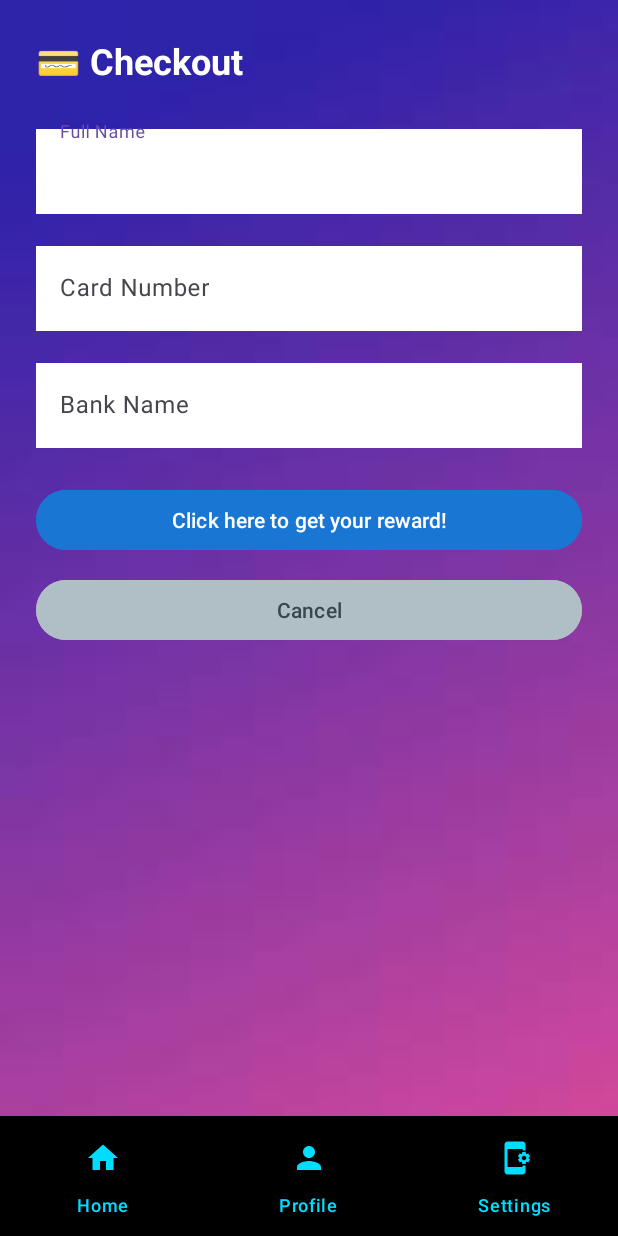
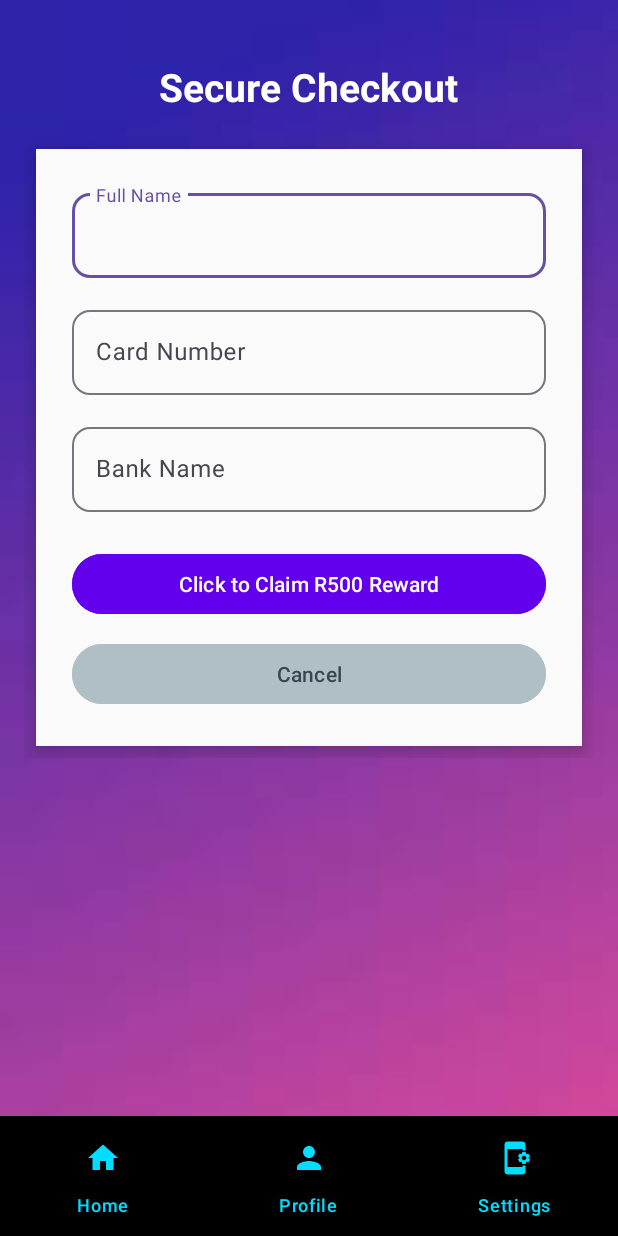
Before and after one commit to DiancaJadeNaidu/BudgetTrackerApp, an Android app: the PayfastCheckoutActivity screen opened directly, with no data from a screen before it, on a phone screen of 412 x 824 dp. Run offline under Robolectric (Android 15) with nearby library versions, the phone set to English and light mode, and no system bars.

Commit message:
Fixing Layout

```diff
--- a/app/src/main/java/com/dianca/budgettrackerapp/HomeFragment.kt
+++ b/app/src/main/java/com/dianca/budgettrackerapp/HomeFragment.kt
@@ -39,10 +39,7 @@ class HomeFragment : Fragment() {
             binding.tvWelcome.text = "Welcome, ${username.capitalize()}!"
         }
 
-        //navigate to settings
-        binding.imgProfile.setOnClickListener {
-            startActivity(Intent(activity, SettingsActivity::class.java))
-        }
+
 
         //navigate to add category activity
         binding.imgCategories.setOnClickListener {
--- a/app/src/main/java/com/dianca/budgettrackerapp/MemoryGameActivity.kt
+++ b/app/src/main/java/com/dianca/budgettrackerapp/MemoryGameActivity.kt
@@ -14,7 +14,7 @@ class MemoryGameActivity : BaseActivity() {
 
     private lateinit var gridLayout: GridLayout
     private val cardImages = listOf(
-        R.drawable.dollar, R.drawable.ic_wallet, R.drawable.ic_piggy_bank,
+        R.drawable.ic_cash, R.drawable.ic_wallet, R.drawable.ic_piggy_bank,
         R.drawable.ic_chart, R.drawable.ic_bank, R.drawable.ic_credit_card
     )
 
--- a/app/src/main/java/com/dianca/budgettrackerapp/RewardActivity.kt
+++ b/app/src/main/java/com/dianca/budgettrackerapp/RewardActivity.kt
@@ -35,10 +35,12 @@ class RewardActivity : BaseActivity() {
         binding.checkoutButton.setOnClickListener {
             val balance = DailyRewardManager.getBalance(this)
             if (balance > 0) {
+                DailyRewardManager.resetBalance(this) // Reset after checkout
                 startActivity(Intent(this, PayfastCheckoutActivity::class.java))
             } else {
                 Toast.makeText(this, "❌ No rewards to checkout. Please claim first.", Toast.LENGTH_SHORT).show()
             }
+            updateRewardMessage()
         }
 
         binding.backButton.setOnClickListener {
--- /dev/null
+++ b/app/src/main/res/drawable/ic_cash.xml
@@ -0,0 +1,5 @@
+<vector xmlns:android="http://schemas.android.com/apk/res/android" android:height="24dp" android:tint="#000000" android:viewportHeight="24" android:viewportWidth="24" android:width="24dp">
+
+    <path android:fillColor="@android:color/white" android:pathData="M11.8,10.9c-2.27,-0.59 -3,-1.2 -3,-2.15 0,-1.09 1.01,-1.85 2.7,-1.85 1.78,0 2.44,0.85 2.5,2.1h2.21c-0.07,-1.72 -1.12,-3.3 -3.21,-3.81V3h-3v2.16c-1.94,0.42 -3.5,1.68 -3.5,3.61 0,2.31 1.91,3.46 4.7,4.13 2.5,0.6 3,1.48 3,2.41 0,0.69 -0.49,1.79 -2.7,1.79 -2.06,0 -2.87,-0.92 -2.98,-2.1h-2.2c0.12,2.19 1.76,3.42 3.68,3.83V21h3v-2.15c1.95,-0.37 3.5,-1.5 3.5,-3.55 0,-2.84 -2.43,-3.81 -4.7,-4.4z"/>
+
+</vector>
--- a/app/src/main/res/layout/activity_payfast_checkout.xml
+++ b/app/src/main/res/layout/activity_payfast_checkout.xml
@@ -7,92 +7,133 @@
 
     <!-- Scrollable content -->
     <ScrollView
-        android:id="@+id/scrollView"
         android:layout_width="match_parent"
         android:layout_height="match_parent"
-        android:layout_above="@id/bottomNav">
+        android:layout_above="@id/bottomNav"
+        android:padding="16dp">
 
         <LinearLayout
             android:layout_width="match_parent"
             android:layout_height="wrap_content"
-            android:padding="24dp"
-            android:orientation="vertical">
+            android:orientation="vertical"
+            android:gravity="center"
+            android:paddingBottom="32dp">
 
+            <!-- Header -->
             <TextView
-                android:text="💳 Checkout"
-                android:textSize="24sp"
+                android:text="Secure Checkout"
+                android:textSize="26sp"
                 android:textStyle="bold"
                 android:textColor="@color/white"
-                android:layout_marginBottom="24dp"
+                android:layout_marginTop="24dp"
+                android:layout_marginBottom="16dp"
+                android:gravity="center"
                 android:layout_width="wrap_content"
                 android:layout_height="wrap_content" />
 
+            <!-- Card container -->
+            <LinearLayout
+                android:layout_width="match_parent"
+                android:layout_height="wrap_content"
+                android:orientation="vertical"
+                android:background="@android:color/white"
+                android:elevation="8dp"
+                android:padding="24dp"
+                android:layout_margin="8dp"
+                android:layout_marginBottom="24dp"
+                android:backgroundTint="#FAFAFA"
+                android:layout_gravity="center"
+                android:clipToPadding="false"
+                android:clipChildren="false"
+                android:layout_marginTop="8dp"
+                android:layout_marginHorizontal="16dp"
+                android:layout_centerHorizontal="true"
+                android:layout_alignParentTop="true">
+
+                <!-- Name -->
                 <com.google.android.material.textfield.TextInputLayout
                     android:layout_width="match_parent"
                     android:layout_height="wrap_content"
-                android:layout_marginBottom="16dp"
-                android:hint="Full Name">
+                    android:hint="Full Name"
+                    app:boxBackgroundMode="outline"
+                    app:boxCornerRadiusTopStart="12dp"
+                    app:boxCornerRadiusTopEnd="12dp"
+                    app:boxCornerRadiusBottomStart="12dp"
+                    app:boxCornerRadiusBottomEnd="12dp">
 
                     <com.google.android.material.textfield.TextInputEditText
                         android:id="@+id/nameInput"
                         android:layout_width="match_parent"
                         android:layout_height="wrap_content"
-                    android:background="#FFFFFF"
                         android:textColor="@color/black" />
                 </com.google.android.material.textfield.TextInputLayout>
 
+                <!-- Card Number -->
                 <com.google.android.material.textfield.TextInputLayout
                     android:layout_width="match_parent"
                     android:layout_height="wrap_content"
-                android:layout_marginBottom="16dp"
-                android:hint="Card Number">
+                    android:hint="Card Number"
+                    android:layout_marginTop="16dp"
+                    app:boxBackgroundMode="outline"
+                    app:boxCornerRadiusTopStart="12dp"
+                    app:boxCornerRadiusTopEnd="12dp"
+                    app:boxCornerRadiusBottomStart="12dp"
+                    app:boxCornerRadiusBottomEnd="12dp">
 
                     <com.google.android.material.textfield.TextInputEditText
                         android:id="@+id/cardInput"
                         android:layout_width="match_parent"
                         android:layout_height="wrap_content"
-                    android:background="#FFFFFF"
                         android:inputType="number"
                         android:textColor="@color/black" />
                 </com.google.android.material.textfield.TextInputLayout>
 
+                <!-- Bank Name -->
                 <com.google.android.material.textfield.TextInputLayout
                     android:layout_width="match_parent"
                     android:layout_height="wrap_content"
-                android:layout_marginBottom="24dp"
-                android:hint="Bank Name">
+                    android:hint="Bank Name"
+                    android:layout_marginTop="16dp"
+                    app:boxBackgroundMode="outline"
+                    app:boxCornerRadiusTopStart="12dp"
+                    app:boxCornerRadiusTopEnd="12dp"
+                    app:boxCornerRadiusBottomStart="12dp"
+                    app:boxCornerRadiusBottomEnd="12dp">
 
                     <com.google.android.material.textfield.TextInputEditText
                         android:id="@+id/bankInput"
                         android:layout_width="match_parent"
                         android:layout_height="wrap_content"
-                    android:background="#FFFFFF"
-                    android:textColor="@color/white" />
+                        android:textColor="@color/black" />
                 </com.google.android.material.textfield.TextInputLayout>
 
+                <!-- Pay Button -->
                 <Button
                     android:id="@+id/payButton"
-                android:text="Click here to get your reward!"
+                    android:text="Click to Claim R500 Reward"
                     android:textAllCaps="false"
-                android:backgroundTint="#1976D2"
+                    android:layout_marginTop="24dp"
+                    android:backgroundTint="@color/colorPrimary"
                     android:textColor="@android:color/white"
                     android:layout_width="match_parent"
                     android:layout_height="wrap_content"
-                android:layout_marginBottom="12dp"/>
+                    android:drawablePadding="10dp" />
 
+                <!-- Cancel Button -->
                 <Button
                     android:id="@+id/cancelButton"
                     android:text="Cancel"
                     android:textAllCaps="false"
                     android:backgroundTint="#B0BEC5"
                     android:textColor="#37474F"
+                    android:layout_marginTop="12dp"
                     android:layout_width="match_parent"
                     android:layout_height="wrap_content" />
-
+            </LinearLayout>
         </LinearLayout>
     </ScrollView>
 
-    <!-- Fixed bottom navigation -->
+    <!-- Bottom Nav -->
     <com.google.android.material.bottomnavigation.BottomNavigationView
         android:id="@+id/bottomNav"
         android:layout_width="match_parent"
```
Also changed, not shown: app/src/main/java/com/dianca/budgettrackerapp/DailyRewardManager.kt (+11 -22 lines), app/src/main/res/layout/activity_quiz_game.xml (+29 -27 lines), app/src/main/res/layout/activity_spin_game.xml (+27 -14 lines), app/src/main/res/layout/fragment_home.xml (+0 -21 lines). Lines whose indentation alone changed are shown as unchanged.
